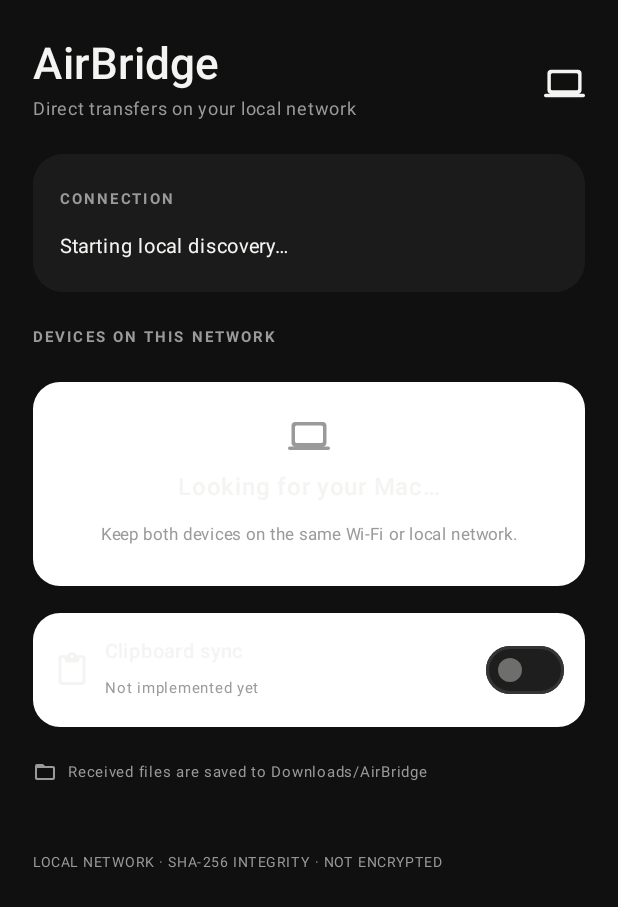
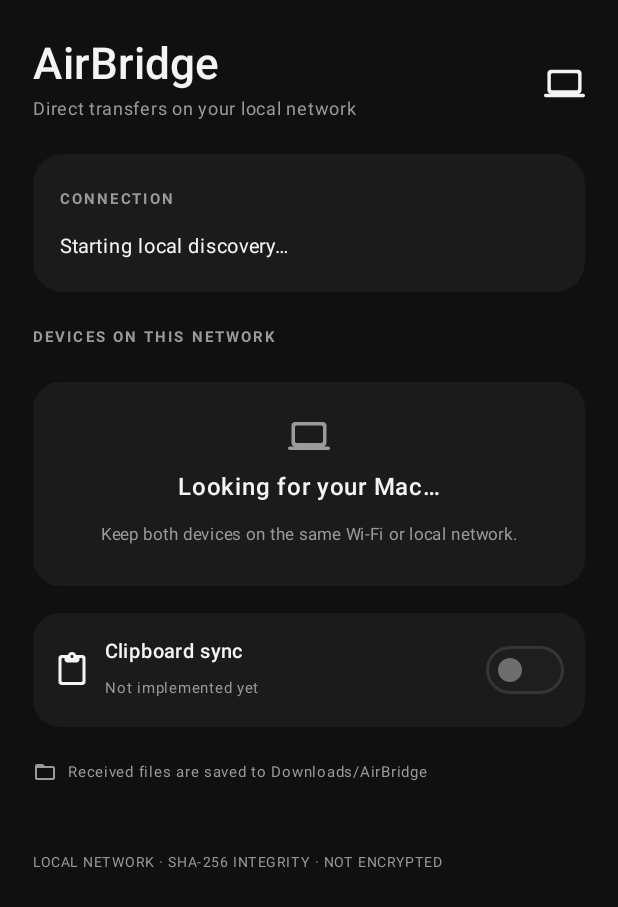
Before and after one commit to mrjdm2007/AirBridge, an Android app built with Jetpack Compose: the screen it shows after launch (MainActivity), on a phone screen of 412 x 824 dp. Shown: the top 907 px of the screen. Run offline under Robolectric (Android 15) with nearby library versions, the phone set to English and light mode, and no system bars.

Commit message:
Finish dark surface palette across Android screens

```diff
--- a/android/app/src/main/java/com/airbridge/app/MainActivity.kt
+++ b/android/app/src/main/java/com/airbridge/app/MainActivity.kt
@@ -110,7 +110,7 @@ private fun AirBridgeScreen(onSend: (AirBridgePeer) -> Unit) {
                 }
                 Text("DEVICES ON THIS NETWORK", fontSize = 10.sp, fontWeight = FontWeight.Bold, color = Muted, letterSpacing = 1.4.sp)
                 if (AirBridgeState.peers.isEmpty()) {
-                    Column(Modifier.fillMaxWidth().background(Color.White, RoundedCornerShape(18.dp)).padding(22.dp), horizontalAlignment = Alignment.CenterHorizontally, verticalArrangement = Arrangement.spacedBy(8.dp)) {
+                    Column(Modifier.fillMaxWidth().background(Card, RoundedCornerShape(18.dp)).padding(22.dp), horizontalAlignment = Alignment.CenterHorizontally, verticalArrangement = Arrangement.spacedBy(8.dp)) {
                         Icon(Icons.Rounded.Computer, contentDescription = null, tint = Muted, modifier = Modifier.size(28.dp))
                         Text("Looking for your Mac…", color = Ink, fontWeight = FontWeight.Medium)
                         Text("Keep both devices on the same Wi-Fi or local network.", color = Muted, fontSize = 11.sp)
@@ -118,7 +118,7 @@ private fun AirBridgeScreen(onSend: (AirBridgePeer) -> Unit) {
                 } else {
                     LazyColumn(verticalArrangement = Arrangement.spacedBy(8.dp), modifier = Modifier.weight(1f)) {
                         items(AirBridgeState.peers) { peer ->
-                            Row(Modifier.fillMaxWidth().background(Color.White, RoundedCornerShape(16.dp)).padding(14.dp), verticalAlignment = Alignment.CenterVertically) {
+                            Row(Modifier.fillMaxWidth().background(Card, RoundedCornerShape(16.dp)).padding(14.dp), verticalAlignment = Alignment.CenterVertically) {
                                 Icon(Icons.Rounded.Computer, contentDescription = null, tint = Ink)
                                 Spacer(Modifier.width(12.dp))
                                 Column(Modifier.weight(1f)) {
@@ -134,7 +134,7 @@ private fun AirBridgeScreen(onSend: (AirBridgePeer) -> Unit) {
                         }
                     }
                 }
-                Row(Modifier.fillMaxWidth().background(Color.White, RoundedCornerShape(18.dp)).padding(14.dp), verticalAlignment = Alignment.CenterVertically) {
+                Row(Modifier.fillMaxWidth().background(Card, RoundedCornerShape(18.dp)).padding(14.dp), verticalAlignment = Alignment.CenterVertically) {
                     Icon(Icons.Rounded.ContentPaste, contentDescription = null, tint = Ink)
                     Spacer(Modifier.width(10.dp))
                     Column(Modifier.weight(1f)) {
```
